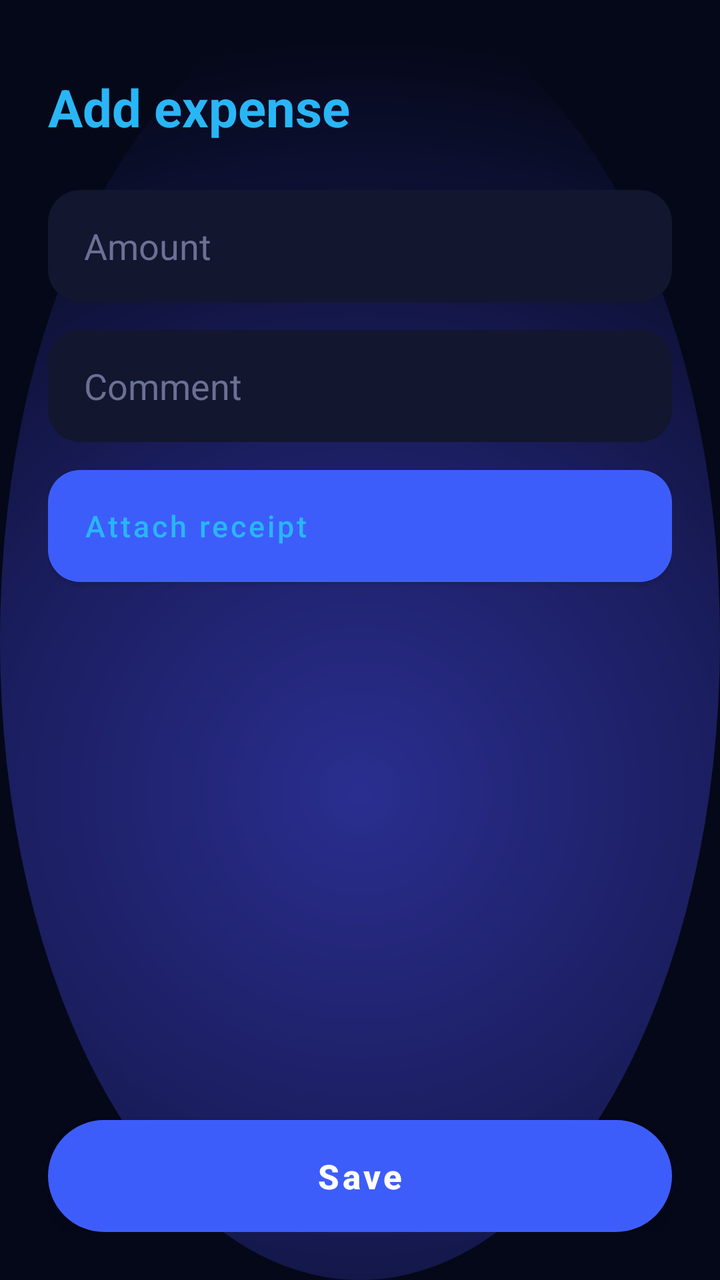
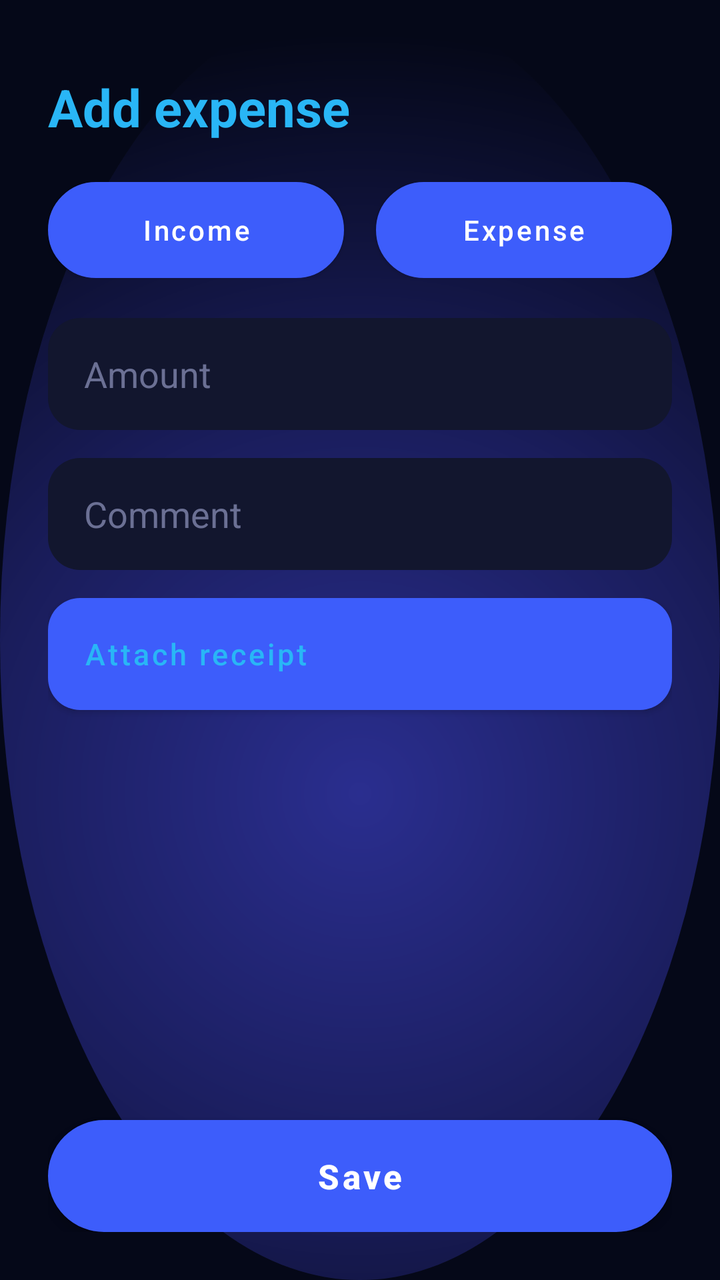

Screens rendered from an Android XML layout before and after an edit, with the pre-edit source and the edit as a unified diff.
<!-- AndroidManifest.xml: application theme Theme.FA -->
<!-- res/layout/activity_add_entry.xml -->
<?xml version="1.0" encoding="utf-8"?>
<LinearLayout xmlns:android="http://schemas.android.com/apk/res/android"
    android:orientation="vertical"
    android:layout_width="match_parent"
    android:layout_height="match_parent"
    android:padding="24dp">

    <TextView
        android:id="@+id/tv_add_title"
        android:layout_width="wrap_content"
        android:layout_height="wrap_content"
        android:layout_marginTop="12dp"
        android:layout_marginBottom="24dp"
        android:text="@string/add_expense"
        android:textColor="@color/accent_cyan"
        android:textSize="26sp"
        android:textStyle="bold"/>

    <EditText
        android:id="@+id/et_amount"
        android:layout_width="match_parent"
        android:layout_height="56dp"
        android:layout_marginBottom="14dp"
        android:background="@drawable/input_field_bg"
        android:paddingStart="18dp"
        android:paddingEnd="18dp"
        android:hint="@string/enter_amount"
        android:textColorHint="@color/text_hint"
        android:textColor="@color/text_primary"
        android:inputType="numberDecimal"/>

    <EditText
        android:id="@+id/et_comment"
        android:layout_width="match_parent"
        android:layout_height="56dp"
        android:layout_marginBottom="14dp"
        android:background="@drawable/input_field_bg"
        android:paddingStart="18dp"
        android:paddingEnd="18dp"
        android:hint="@string/enter_comment"
        android:textColorHint="@color/text_hint"
        android:textColor="@color/text_primary"
        android:inputType="text"/>

    <Button
        android:id="@+id/btn_attach"
        android:layout_width="match_parent"
        android:layout_height="56dp"
        android:layout_marginBottom="28dp"
        android:background="@drawable/input_field_bg"
        android:text="@string/attach_receipt"
        android:textAllCaps="false"
        android:textColor="@color/accent_cyan"
        android:textSize="15sp"
        android:gravity="start|center_vertical"
        android:paddingStart="18dp"
        android:paddingEnd="18dp"/>

    <View
        android:layout_width="0dp"
        android:layout_height="0dp"
        android:layout_weight="1"/>

    <Button
        android:id="@+id/btn_save"
        android:layout_width="match_parent"
        android:layout_height="56dp"
        android:background="@drawable/btn_pill_primary"
        android:text="@string/save"
        android:textAllCaps="false"
        android:textColor="@color/text_primary"
        android:textSize="17sp"
        android:textStyle="bold"/>

</LinearLayout>
<!-- resources referenced by this layout -->
<resources>
  <color name="accent_cyan">#29B6F6</color>
  <color name="text_hint">#6B7094</color>
  <color name="text_primary">#FFFFFF</color>
  <!-- drawable btn_pill_primary (drawable) -->
  <?xml version="1.0" encoding="utf-8"?>
  <shape xmlns:android="http://schemas.android.com/apk/res/android" android:shape="rectangle">
      <corners android:radius="32dp" />
      <gradient
          android:angle="90"
          android:startColor="@color/accent_blue_light"
          android:centerColor="#2246D6"
          android:endColor="@color/accent_blue_dark" />
      <stroke android:width="1dp" android:color="#4D79FF" />
  </shape>
  <!-- drawable input_field_bg (drawable) -->
  <?xml version="1.0" encoding="utf-8"?>
  <shape xmlns:android="http://schemas.android.com/apk/res/android" android:shape="rectangle">
      <corners android:radius="16dp" />
      <solid android:color="@color/card_bg" />
  </shape>
  <string name="add_expense">Add expense</string>
  <string name="attach_receipt">Attach receipt</string>
  <string name="enter_amount">Amount</string>
  <string name="enter_comment">Comment</string>
  <string name="save">Save</string>
  <style name="Theme.FA" parent="Theme.MaterialComponents.DayNight.NoActionBar">
          <item name="colorPrimary">@color/accent_blue_light</item>
          <item name="colorPrimaryVariant">@color/accent_blue_dark</item>
          <item name="colorOnPrimary">@color/text_primary</item>
          <item name="colorSecondary">@color/accent_cyan</item>
          <item name="colorSecondaryVariant">@color/accent_blue_dark</item>
          <item name="colorOnSecondary">@color/text_primary</item>
          <item name="android:statusBarColor">@color/bg_top</item>
          <item name="android:windowBackground">@drawable/bg_gradient</item>
          <item name="android:textColorPrimary">@color/text_primary</item>
          <item name="android:textColorHint">@color/text_hint</item>
      </style>
  <color name="accent_blue_light">#3D5DFB</color>
  <color name="accent_blue_dark">#1230A8</color>
  <color name="card_bg">#12162E</color>
  <color name="bg_top">#050818</color>
  <!-- drawable bg_gradient (drawable) -->
  <?xml version="1.0" encoding="utf-8"?>
  <layer-list xmlns:android="http://schemas.android.com/apk/res/android">
      <item>
          <shape android:shape="rectangle">
              <solid android:color="@color/bg_top" />
          </shape>
      </item>
      <item>
          <shape android:shape="oval">
              <gradient
                  android:type="radial"
                  android:gradientRadius="380dp"
                  android:centerX="0.5"
                  android:centerY="0.62"
                  android:startColor="@color/bg_glow"
                  android:centerColor="#1A1D5C"
                  android:endColor="@color/bg_top" />
          </shape>
      </item>
  </layer-list>
  <color name="bg_glow">#2A2E8F</color>
</resources>

<!-- the commit's change to res/layout/activity_add_entry.xml (unified diff, before → after) -->
@@ -10,11 +10,44 @@
         android:layout_width="wrap_content"
         android:layout_height="wrap_content"
         android:layout_marginTop="12dp"
-        android:layout_marginBottom="24dp"
+        android:layout_marginBottom="20dp"
         android:text="@string/add_expense"
         android:textColor="@color/accent_cyan"
         android:textSize="26sp"
         android:textStyle="bold"/>
+
+    <LinearLayout
+        android:layout_width="match_parent"
+        android:layout_height="wrap_content"
+        android:orientation="horizontal"
+        android:layout_marginBottom="20dp"
+        android:weightSum="2" android:baselineAligned="false">
+
+        <Button
+            android:id="@+id/btn_type_income"
+            android:layout_width="0dp"
+            android:layout_height="48dp"
+            android:layout_weight="1"
+            android:layout_marginEnd="8dp"
+            android:background="@drawable/btn_pill_primary"
+            android:text="@string/type_income"
+            android:textAllCaps="false"
+            android:textColor="@color/text_primary"
+            android:textSize="14sp"/>
+
+        <Button
+            android:id="@+id/btn_type_expense"
+            android:layout_width="0dp"
+            android:layout_height="48dp"
+            android:layout_weight="1"
+            android:layout_marginStart="8dp"
+            android:background="@drawable/btn_pill_outline"
+            android:text="@string/type_expense"
+            android:textAllCaps="false"
+            android:textColor="@color/text_primary"
+            android:textSize="14sp"/>
+
+    </LinearLayout>
 
     <EditText
         android:id="@+id/et_amount"
@@ -62,6 +95,18 @@
         android:layout_weight="1"/>
 
     <Button
+        android:id="@+id/btn_delete"
+        android:layout_width="match_parent"
+        android:layout_height="52dp"
+        android:layout_marginBottom="12dp"
+        android:background="@drawable/btn_pill_danger"
+        android:text="@string/delete_entry"
+        android:textAllCaps="false"
+        android:textColor="@color/text_primary"
+        android:textSize="15sp"
+        android:visibility="gone"/>
+
+    <Button
         android:id="@+id/btn_save"
         android:layout_width="match_parent"
         android:layout_height="56dp"
<!-- resource entries referenced after the edit -->
@@ -3,6 +3,20 @@
   <color name="accent_cyan">#29B6F6</color>
   <color name="text_hint">#6B7094</color>
   <color name="text_primary">#FFFFFF</color>
+  <!-- drawable btn_pill_danger (drawable) -->
+  <?xml version="1.0" encoding="utf-8"?>
+  <shape xmlns:android="http://schemas.android.com/apk/res/android" android:shape="rectangle">
+      <corners android:radius="24dp" />
+      <solid android:color="#3A1020" />
+      <stroke android:width="1dp" android:color="#FF5B5B" />
+  </shape>
+  <!-- drawable btn_pill_outline (drawable) -->
+  <?xml version="1.0" encoding="utf-8"?>
+  <shape xmlns:android="http://schemas.android.com/apk/res/android" android:shape="rectangle">
+      <corners android:radius="24dp" />
+      <solid android:color="#1B2050" />
+      <stroke android:width="1dp" android:color="#3A4090" />
+  </shape>
   <!-- drawable btn_pill_primary (drawable) -->
   <?xml version="1.0" encoding="utf-8"?>
   <shape xmlns:android="http://schemas.android.com/apk/res/android" android:shape="rectangle">
@@ -22,9 +36,12 @@
   </shape>
   <string name="add_expense">Add expense</string>
   <string name="attach_receipt">Attach receipt</string>
+  <string name="delete_entry">Delete</string>
   <string name="enter_amount">Amount</string>
   <string name="enter_comment">Comment</string>
   <string name="save">Save</string>
+  <string name="type_expense">Expense</string>
+  <string name="type_income">Income</string>
   <style name="Theme.FA" parent="Theme.MaterialComponents.DayNight.NoActionBar">
           <item name="colorPrimary">@color/accent_blue_light</item>
           <item name="colorPrimaryVariant">@color/accent_blue_dark</item>
